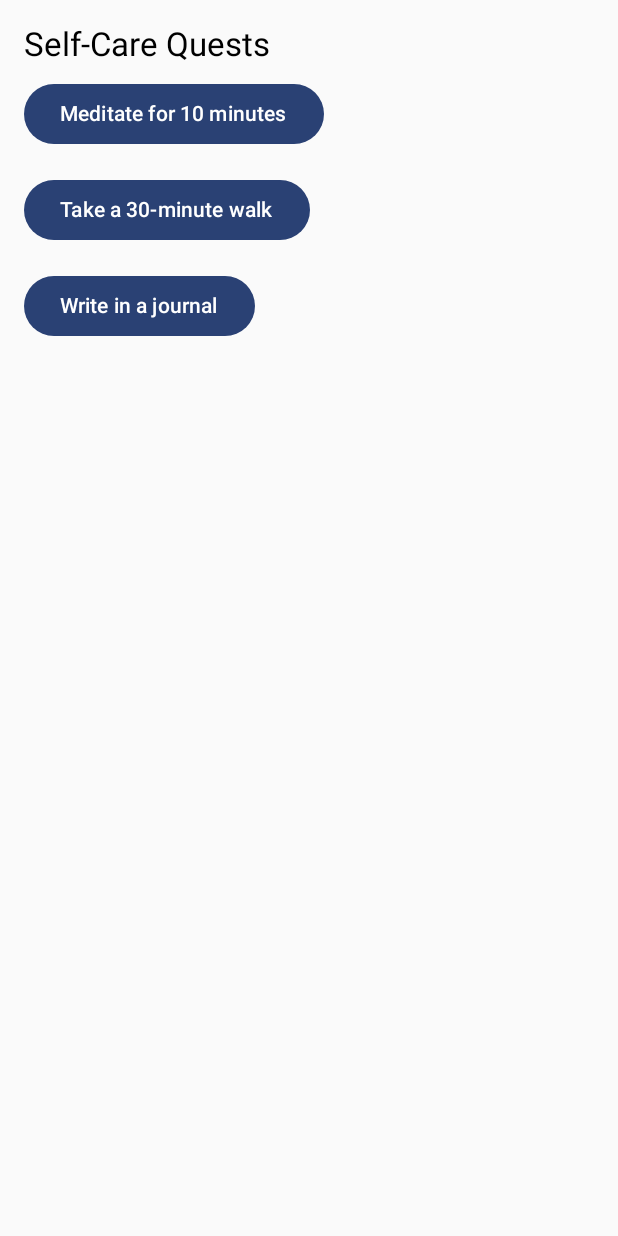
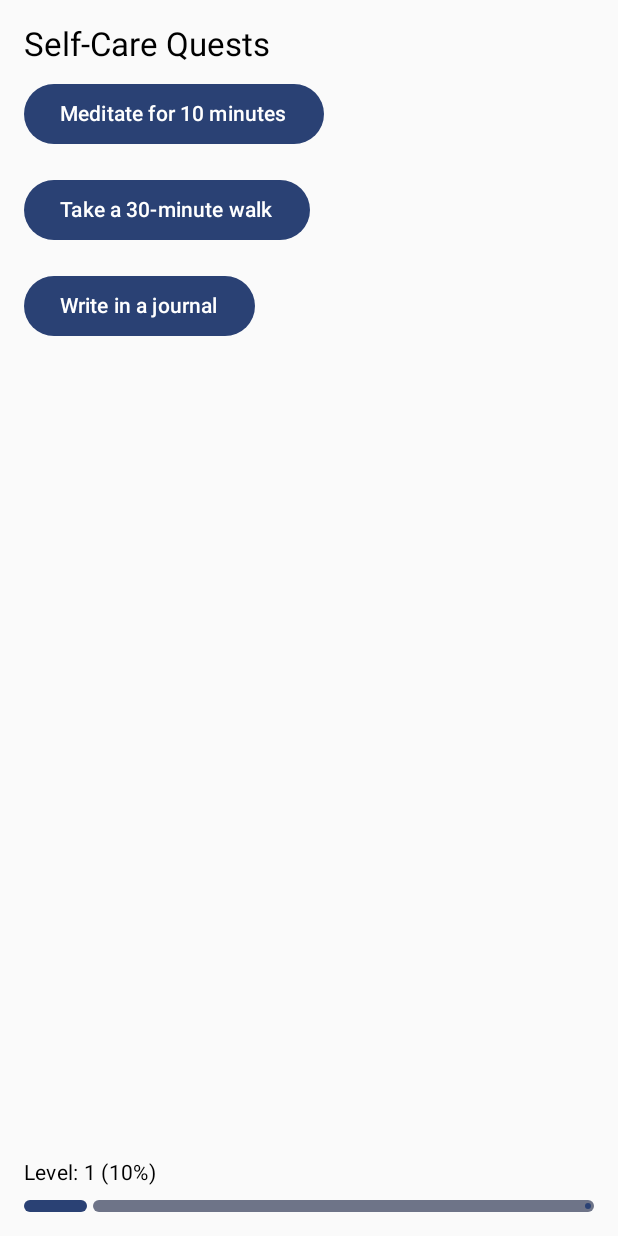
Before and after one commit to Sir-Lancaster/Quest-for-Calm, an Android app built with Jetpack Compose: the QuestScreen screen opened through its navigation route, after a tap on "Meditate for 10 minutes", on a phone screen of 412 x 824 dp. Run offline under Robolectric (Android 15) with nearby library versions, the phone set to English and light mode, and no system bars; our stand-ins replace Room's generated code.

Commit message:
added an xp bar to the bottom of the quest screen, and a dialogue box on level up.

```diff
--- a/app/src/main/java/com/example/questforcalm/ui/screens/QuestScreen.kt
+++ b/app/src/main/java/com/example/questforcalm/ui/screens/QuestScreen.kt
@@ -1,14 +1,22 @@
 package com.example.questforcalm.ui.screens
 
 import androidx.compose.foundation.layout.Column
+import androidx.compose.foundation.layout.Spacer
 import androidx.compose.foundation.layout.WindowInsets
 import androidx.compose.foundation.layout.asPaddingValues
+import androidx.compose.foundation.layout.fillMaxSize
+import androidx.compose.foundation.layout.fillMaxWidth
+import androidx.compose.foundation.layout.height
 import androidx.compose.foundation.layout.padding
 import androidx.compose.foundation.layout.safeDrawing
 import androidx.compose.material3.Button
+import androidx.compose.material3.LinearProgressIndicator
 import androidx.compose.material3.MaterialTheme
 import androidx.compose.material3.Text
 import androidx.compose.runtime.Composable
+import androidx.compose.runtime.LaunchedEffect
+import androidx.compose.runtime.mutableStateOf
+import androidx.compose.runtime.remember
 import androidx.compose.runtime.rememberCoroutineScope
 import androidx.compose.ui.Modifier
 import androidx.compose.ui.unit.dp
@@ -16,6 +24,7 @@ import com.example.questforcalm.dao.UserProgressDao
 import com.example.questforcalm.models.UserProgress
 import kotlinx.coroutines.Dispatchers
 import kotlinx.coroutines.flow.first
+import kotlinx.coroutines.flow.firstOrNull
 import kotlinx.coroutines.launch
 
 @Composable
@@ -27,21 +36,39 @@ fun QuestScreen(userProgressDao: UserProgressDao) {
     )
 
     val coroutineScope = rememberCoroutineScope()
+    val userProgress = remember { mutableStateOf(UserProgress()) }
+    val showLevelUpDialog = remember { mutableStateOf(false) }
 
-    Column(modifier = Modifier
-        .padding(WindowInsets.safeDrawing.asPaddingValues())
-        .padding(16.dp)) {
+    // Load user progress when the screen is launched
+    LaunchedEffect(Unit) {
+        coroutineScope.launch(Dispatchers.IO) {
+            val progress = userProgressDao.getUserProgress().firstOrNull() ?: UserProgress()
+            userProgress.value = progress
+        }
+    }
+
+    Column(
+        modifier = Modifier
+            .padding(WindowInsets.safeDrawing.asPaddingValues())
+            .padding(16.dp)
+            .fillMaxSize()
+    ) {
         Text("Self-Care Quests", style = MaterialTheme.typography.titleLarge)
         quests.forEach { quest ->
             Button(
                 onClick = {
                     coroutineScope.launch(Dispatchers.IO) {
                         val progress = userProgressDao.getUserProgress().first() ?: UserProgress()
-                        val updatedProgress = progress.copy(
-                            xp = progress.xp + 10,
-                            level = calculateLevel(progress.xp + 10)
-                        )
+                        val newXp = progress.xp + 10
+                        val newLevel = calculateLevel(newXp)
+                        val updatedProgress = progress.copy(xp = newXp, level = newLevel)
                         userProgressDao.insertUserProgress(updatedProgress)
+                        userProgress.value = updatedProgress
+
+                        // Show the level-up dialog if the level has increased
+                        if (newLevel > progress.level) {
+                            showLevelUpDialog.value = true
+                        }
                     }
                 },
                 modifier = Modifier.padding(vertical = 8.dp)
@@ -49,6 +76,36 @@ fun QuestScreen(userProgressDao: UserProgressDao) {
                 Text(quest)
             }
         }
+
+        Spacer(modifier = Modifier.weight(1f)) // Push the progress bar to the bottom
+
+        // Level progress bar
+        val progressPercentage = (userProgress.value.xp % 100) / 100f
+        Text(
+            text = "Level: ${userProgress.value.level} (${(progressPercentage * 100).toInt()}%)",
+            style = MaterialTheme.typography.bodyMedium,
+            modifier = Modifier.padding(bottom = 8.dp)
+        )
+        LinearProgressIndicator(
+            progress = { progressPercentage },
+            modifier = Modifier
+                .fillMaxWidth()
+                .height(8.dp),
+        )
+    }
+
+    // Level-up dialog
+    if (showLevelUpDialog.value) {
+        androidx.compose.material3.AlertDialog(
+            onDismissRequest = { showLevelUpDialog.value = false },
+            title = { Text("Congratulations!") },
+            text = { Text("So that's how it works. You plod along, putting one foot before the other, look up, and suddenly, there you are. Right where you wanted to be all along.") },
+            confirmButton = {
+                Button(onClick = { showLevelUpDialog.value = false }) {
+                    Text("OK")
+                }
+            }
+        )
     }
 }
 
```
